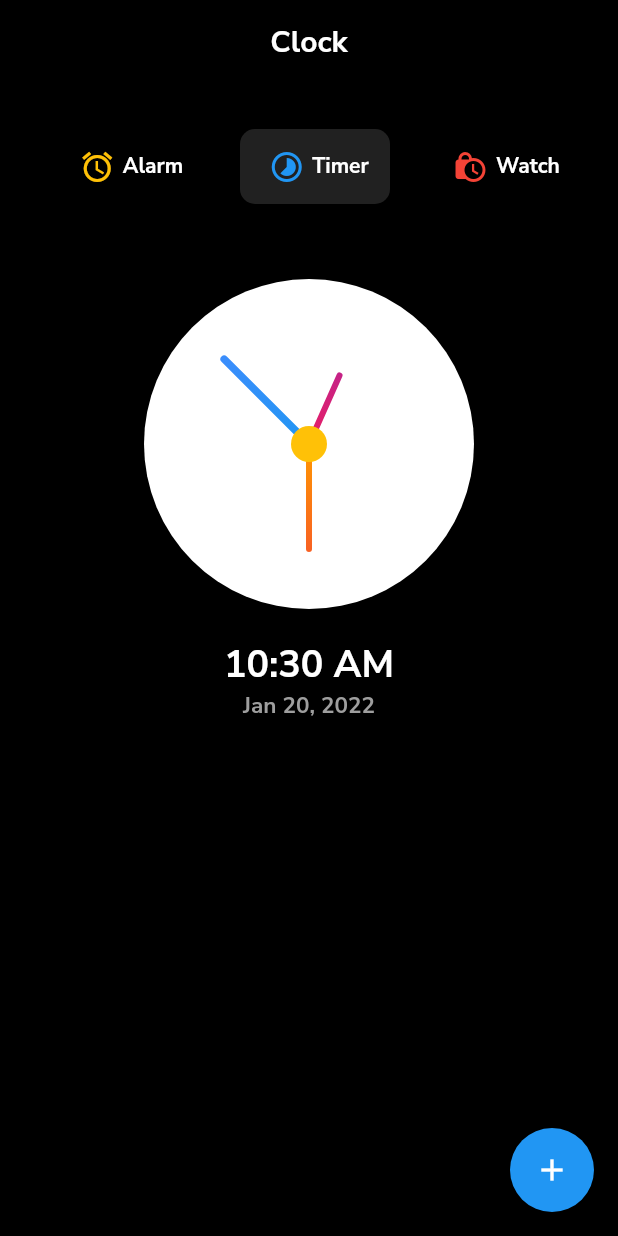
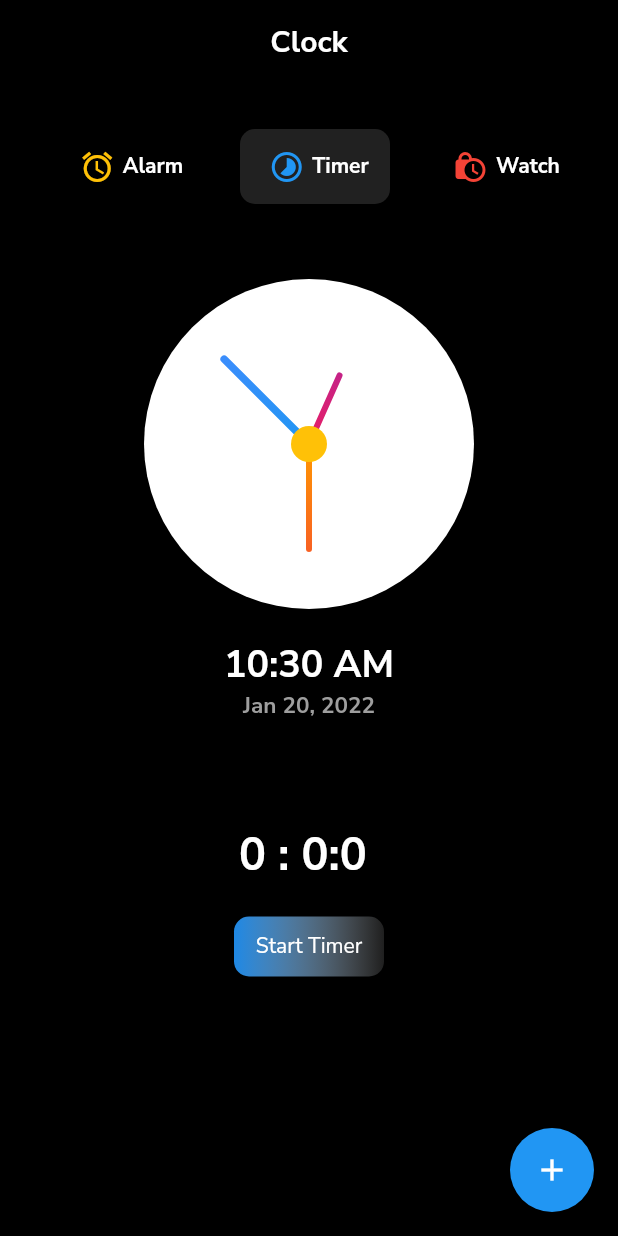
Before and after one commit to naveeramesh/clock_app, a Flutter app: the screen it shows after launch, after a tap on "Timer", on a phone screen of 412 x 824 dp. Run offline on Flutter 3.47's test engine with Material 2 defaults, Android fonts, the phone set to English and light mode, and no system bars; our stand-ins replace cloud_firestore, firebase_core, flutter_local_notifications, google_fonts, lottie; accounts and stored records are empty; network calls fail.

Commit message:
feat:Setting stopwatch

```diff
--- a/timer_app/lib/Screen/homeScreen.dart
+++ b/timer_app/lib/Screen/homeScreen.dart
@@ -6,6 +6,7 @@ import 'package:intl/intl.dart';
 import 'package:provider/provider.dart';
 import 'package:timer_app/Screen/clock.dart';
 import 'package:timer_app/database/firebase.dart';
+import 'package:timer_app/database/timer.dart';
 import 'package:timer_app/models/alarm.dart';
 import 'package:timer_app/models/menu_type.dart';
 
@@ -42,8 +43,6 @@ class _HomeScreenState extends State<HomeScreen> {
     return Scaffold(
       floatingActionButton: FloatingActionButton(
         onPressed: () {
-          // final setalarm = Provider.of<MenuType>(context, listen: false);
-          // setalarm.notification();
           showModalBottomSheet(
             context: context,
             shape: RoundedRectangleBorder(
@@ -139,7 +138,6 @@ class _HomeScreenState extends State<HomeScreen> {
                             FirebaseFirestore.instance.collection('Alarms');
                         var querySnapshot = await respectsQuery.get();
                         var totalEquals = querySnapshot.docs.length;
-                        print(totalEquals);
 
                         var alarm = Alarm(
                             id: totalEquals++,
@@ -220,10 +218,8 @@ class _HomeScreenState extends State<HomeScreen> {
             height: 20,
           ),
           Consumer<MenuType>(
-            builder: (context, value, child) =>
-                value.title == "Alarm" ? Container() : SizedBox(),
-          ),
-          Expanded(
+            builder: (context, value, child) => value.title == "Alarm"
+                ? Expanded(
                     child: Container(
                         child: StreamBuilder<QuerySnapshot>(
                             stream: FirebaseFirestore.instance
@@ -242,9 +238,10 @@ class _HomeScreenState extends State<HomeScreen> {
                                 return ListView.builder(
                                   itemCount: snapshot.data!.docs.length,
                                   itemBuilder: (context, index) {
-                              Timestamp timestamp = snapshot.data!.docs[index]
-                                  ['alarm_time'] as Timestamp;
-                              final DateTime dateTime = timestamp.toDate();
+                                    Timestamp timestamp = snapshot.data!
+                                        .docs[index]['alarm_time'] as Timestamp;
+                                    final DateTime dateTime =
+                                        timestamp.toDate();
                                     final dateString =
                                         DateFormat('hh:mm a').format(dateTime);
                                     final dayString =
@@ -255,7 +252,8 @@ class _HomeScreenState extends State<HomeScreen> {
                                           left: 30.0, right: 30, top: 30),
                                       child: Container(
                                         decoration: BoxDecoration(
-                                      borderRadius: BorderRadius.circular(20),
+                                            borderRadius:
+                                                BorderRadius.circular(20),
                                             gradient: LinearGradient(colors: [
                                               Colors.pink,
                                               Colors.purple
@@ -271,7 +269,8 @@ class _HomeScreenState extends State<HomeScreen> {
                                                 width: 20,
                                               ),
                                               Icon(Icons.alarm,
-                                            color: Colors.white, size: 20),
+                                                  color: Colors.white,
+                                                  size: 20),
                                               SizedBox(
                                                 width: 20,
                                               ),
@@ -282,27 +281,34 @@ class _HomeScreenState extends State<HomeScreen> {
                                                     CrossAxisAlignment.start,
                                                 children: [
                                                   Text(day,
-                                                style: GoogleFonts.nunitoSans(
-                                                    color: Colors.white,
+                                                      style: GoogleFonts
+                                                          .nunitoSans(
+                                                              color:
+                                                                  Colors.white,
                                                               fontSize: 20,
                                                               fontWeight:
-                                                        FontWeight.bold)),
+                                                                  FontWeight
+                                                                      .bold)),
                                                   SizedBox(
                                                     width: 5,
                                                   ),
                                                   Text(dateString,
-                                                style: GoogleFonts.nunitoSans(
-                                                    color: Colors.white,
+                                                      style: GoogleFonts
+                                                          .nunitoSans(
+                                                              color:
+                                                                  Colors.white,
                                                               fontSize: 12,
                                                               fontWeight:
-                                                        FontWeight.bold)),
+                                                                  FontWeight
+                                                                      .bold)),
                                                 ],
                                               ),
                                               Spacer(),
                                               IconButton(
                                                   onPressed: () {
-                                              firebase_app.deletedata(snapshot
-                                                  .data!.docs[index]['id']);
+                                                    firebase_app.deletedata(
+                                                        snapshot.data!
+                                                            .docs[index]['id']);
                                                   },
                                                   icon: Icon(
                                                     Icons.delete,
@@ -317,6 +323,55 @@ class _HomeScreenState extends State<HomeScreen> {
                                 );
                               }
                             })))
+                : SizedBox(),
+          ),
+          SizedBox(height: 50),
+          Consumer<MenuType>(
+              builder: (context, value, child) => value.title == "Timer"
+                  ? Expanded(child: Container(child: buildbutton()))
+                  : SizedBox()),
+        ],
+      ),
+    );
+  }
+
+  Widget buildbutton() {
+    final settimer = Provider.of<TimerProvider>(context, listen: false);
+    return GestureDetector(
+      onTap: () {
+        settimer.startTimer();
+      },
+      child: Column(
+        children: [
+          Container(
+            child: Consumer<TimerProvider>(
+              builder: (context, timer, child) => Text(
+                "${timer.hour} : ${timer.minute}:${timer.seconds} ",
+                style: GoogleFonts.nunitoSans(
+                    color: Colors.white,
+                    fontWeight: FontWeight.bold,
+                    fontSize: 30),
+              ),
+            ),
+          ),
+          Padding(
+            padding: const EdgeInsets.all(20.0),
+            child: Container(
+              height: 40,
+              width: 100,
+              decoration: BoxDecoration(
+                  borderRadius: BorderRadius.circular(10),
+                  gradient: LinearGradient(
+                    colors: [Colors.blue[600]!, Colors.white12],
+                  )),
+              child: Center(
+                child: Text(
+                  "Start Timer",
+                  style: GoogleFonts.nunitoSans(color: Colors.white),
+                ),
+              ),
+            ),
+          ),
         ],
       ),
     );
--- a/timer_app/lib/database/firebase.dart
+++ b/timer_app/lib/database/firebase.dart
@@ -39,7 +39,8 @@ class Firebase_App extends ChangeNotifier {
         alarm.description,
         scheduledtime,
         platformChannelSpecifies,
-      ).whenComplete(() {
+      )
+          .whenComplete(() {
         Timer.periodic(Duration(seconds: 1), (timer) {
           final currentTime = DateTime.now();
           if (currentTime.isAfter(scheduledtime.add(Duration(seconds: 4))) &&
@@ -70,4 +71,6 @@ class Firebase_App extends ChangeNotifier {
 
     notifyListeners();
   }
+
+
 }
--- /dev/null
+++ b/timer_app/lib/database/timer.dart
@@ -0,0 +1,77 @@
+import 'dart:async';
+
+import 'package:flutter/foundation.dart';
+
+class TimerProvider with ChangeNotifier {
+  Timer? _timer;
+  int _hour = 0;
+  int _minute = 0;
+  int _seconds = 0;
+  bool _startEnable = true;
+  bool _stopEnable = false;
+  bool _continueEnable = false;
+
+  int get hour => _hour;
+  int get minute => _minute;
+  int get seconds => _seconds;
+  bool get startEnable => _startEnable;
+  bool get stopEnable => _stopEnable;
+  bool get continueEnable => _continueEnable;
+
+  void startTimer() {
+    _hour = 0;
+    _minute = 0;
+    _seconds = 0;
+    _startEnable = false;
+    _stopEnable = true;
+    _continueEnable = false;
+
+    _timer = Timer.periodic(Duration(seconds: 1), (timer) {
+      if (_seconds < 59) {
+        _seconds++;
+      } else if (_seconds == 59) {
+        _seconds = 0;
+        if (_minute == 59) {
+          _hour++;
+          _minute = 0;
+        } else {
+          _minute++;
+        }
+      }
+
+      notifyListeners();
+    });
+  }
+
+  void stopTimer() {
+    if (_startEnable == false) {
+      _startEnable = true;
+      _continueEnable = true;
+      _stopEnable = false;
+      _timer!.cancel();
+    }
+    notifyListeners();
+  }
+
+  void continueTimer() {
+    _startEnable = false;
+    _stopEnable = true;
+    _continueEnable = false;
+
+    _timer = Timer.periodic(Duration(seconds: 1), (timer) {
+      if (_seconds < 59) {
+        _seconds++;
+      } else if (_seconds == 59) {
+        _seconds = 0;
+        if (_minute == 59) {
+          _hour++;
+          _minute = 0;
+        } else {
+          _minute++;
+        }
+      }
+
+      notifyListeners();
+    });
+  }
+}
--- a/timer_app/lib/main.dart
+++ b/timer_app/lib/main.dart
@@ -6,6 +6,7 @@ import 'package:google_fonts/google_fonts.dart';
 import 'package:lottie/lottie.dart';
 import 'package:provider/provider.dart';
 import 'package:timer_app/database/firebase.dart';
+import 'package:timer_app/database/timer.dart';
 import 'package:timer_app/models/menu_type.dart';
 import 'Screen/homeScreen.dart';
 
@@ -76,6 +77,8 @@ class _SplashScreenState extends State<SplashScreen> {
                           create: (context) => MenuType(title: "Alarm")),
                       ChangeNotifierProvider(
                           create: (context) => Firebase_App()),
+                      ChangeNotifierProvider(
+                          create: (context) => TimerProvider()),
                     ], child: const HomeScreen()))));
   }
 
```
Lines whose indentation alone changed are shown as unchanged.
